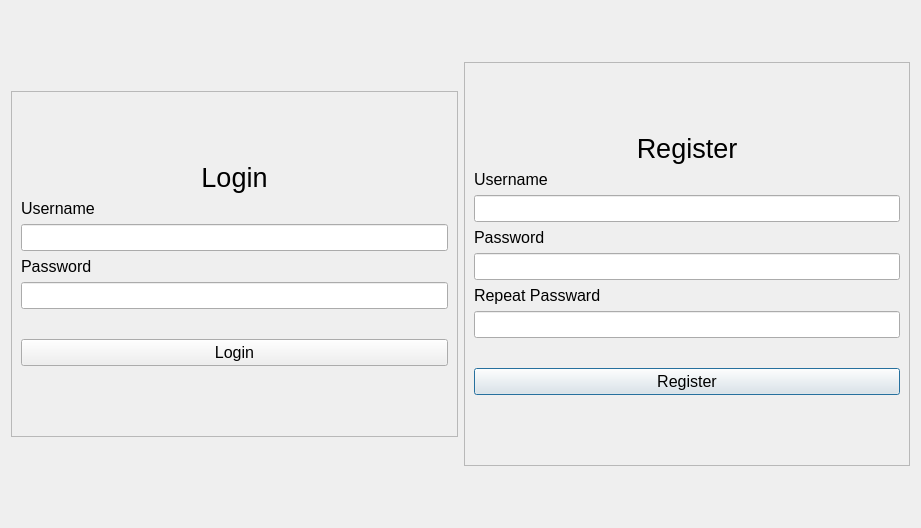
The window that Lab1/login.ui (PioSkay/Qt-Time-Reporting-System) describes before a commit, drawn with Qt 5.
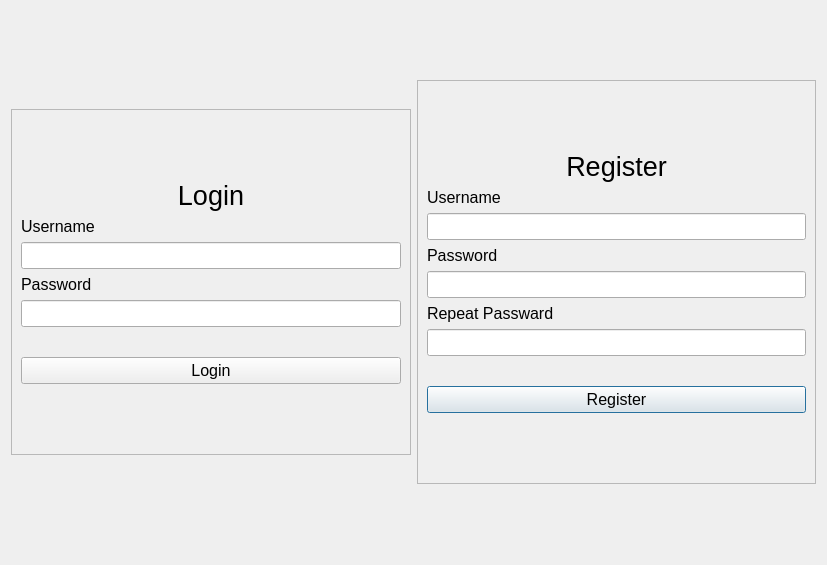
The same window after the commit.

Commit message: Completed login/register mechanism. Data is stored in JSON files. Password are hashed using Sha256.

Patch:
```diff
--- a/Lab1/login.ui
+++ b/Lab1/login.ui
@@ -6,8 +6,8 @@
    <rect>
     <x>0</x>
     <y>0</y>
-    <width>921</width>
-    <height>528</height>
+    <width>827</width>
+    <height>565</height>
    </rect>
   </property>
   <property name="windowTitle">
@@ -35,15 +35,42 @@
       <property name="bottomMargin">
        <number>70</number>
       </property>
-      <item row="4" column="0">
-       <widget class="QLineEdit" name="register_password">
+      <item row="1" column="0">
+       <widget class="QLabel" name="label_7">
         <property name="font">
          <font>
           <pointsize>12</pointsize>
          </font>
         </property>
-        <property name="echoMode">
-         <enum>QLineEdit::Password</enum>
+        <property name="text">
+         <string>Username</string>
+        </property>
+       </widget>
+      </item>
+      <item row="12" column="0">
+       <widget class="QPushButton" name="register_button">
+        <property name="font">
+         <font>
+          <pointsize>12</pointsize>
+         </font>
+        </property>
+        <property name="text">
+         <string>Register</string>
+        </property>
+       </widget>
+      </item>
+      <item row="11" column="0">
+       <widget class="QLabel" name="register_error">
+        <property name="font">
+         <font>
+          <pointsize>12</pointsize>
+         </font>
+        </property>
+        <property name="text">
+         <string/>
+        </property>
+        <property name="alignment">
+         <set>Qt::AlignCenter</set>
         </property>
        </widget>
       </item>
@@ -64,15 +91,6 @@
         </property>
        </widget>
       </item>
-      <item row="2" column="0">
-       <widget class="QLineEdit" name="register_username">
-        <property name="font">
-         <font>
-          <pointsize>12</pointsize>
-         </font>
-        </property>
-       </widget>
-      </item>
       <item row="3" column="0">
        <widget class="QLabel" name="label_6">
         <property name="font">
@@ -85,19 +103,19 @@
         </property>
        </widget>
       </item>
-      <item row="8" column="0">
-       <widget class="QPushButton" name="register_button">
+      <item row="4" column="0">
+       <widget class="QLineEdit" name="register_password">
         <property name="font">
          <font>
           <pointsize>12</pointsize>
          </font>
         </property>
-        <property name="text">
-         <string>Register</string>
+        <property name="echoMode">
+         <enum>QLineEdit::Password</enum>
         </property>
        </widget>
       </item>
-      <item row="5" column="0">
+      <item row="7" column="0">
        <widget class="QLabel" name="label_5">
         <property name="font">
          <font>
@@ -109,34 +127,7 @@
         </property>
        </widget>
       </item>
-      <item row="7" column="0">
-       <widget class="QLabel" name="register_error">
-        <property name="font">
-         <font>
-          <pointsize>12</pointsize>
-         </font>
-        </property>
-        <property name="text">
-         <string/>
-        </property>
-        <property name="alignment">
-         <set>Qt::AlignCenter</set>
-        </property>
-       </widget>
-      </item>
-      <item row="1" column="0">
-       <widget class="QLabel" name="label_7">
-        <property name="font">
-         <font>
-          <pointsize>12</pointsize>
-         </font>
-        </property>
-        <property name="text">
-         <string>Username</string>
-        </property>
-       </widget>
-      </item>
-      <item row="6" column="0">
+      <item row="10" column="0">
        <widget class="QLineEdit" name="register_password_r">
         <property name="font">
          <font>
@@ -148,6 +139,18 @@
         </property>
        </widget>
       </item>
+      <item row="2" column="0">
+       <widget class="QLineEdit" name="register_username">
+        <property name="font">
+         <font>
+          <pointsize>12</pointsize>
+         </font>
+        </property>
+        <property name="echoMode">
+         <enum>QLineEdit::Normal</enum>
+        </property>
+       </widget>
+      </item>
      </layout>
     </widget>
    </item>
```
The commit also changes 9 other files.
